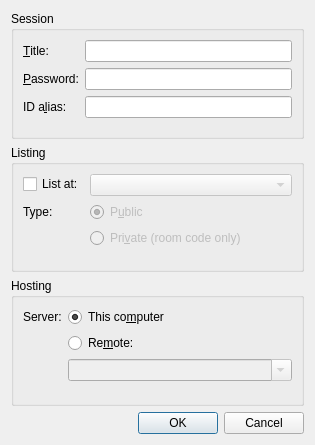
Old version of the form src/desktop/ui/hostdialog.ui in the repository drawpile/Drawpile.
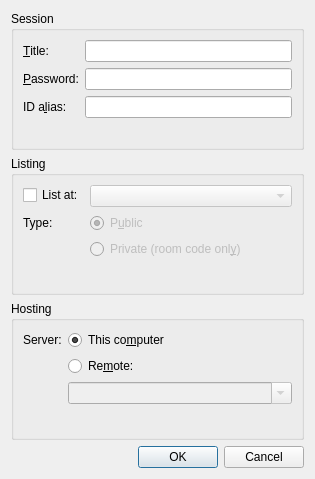
New version of the form.

Commit message:
Host dialog cleanups
Mark remote server field as required when "Server:" option is checked.
Add "drawpile.net" as the default remote server address if there
are no other addresses stored.

Diff of the .ui file:
```diff
--- a/src/desktop/ui/hostdialog.ui
+++ b/src/desktop/ui/hostdialog.ui
@@ -10,7 +10,7 @@
     <x>0</x>
     <y>0</y>
     <width>315</width>
-    <height>445</height>
+    <height>479</height>
    </rect>
   </property>
   <property name="windowTitle">
@@ -147,7 +147,7 @@
          <bool>false</bool>
         </property>
         <property name="text">
-         <string>Pri&amp;vate (room code only)</string>
+         <string>Private (room code onl&amp;y)</string>
         </property>
        </widget>
       </item>
```
Left out of the diff: 3 changed lines with no effect on the pictures. The commit also changes 5 other files.
